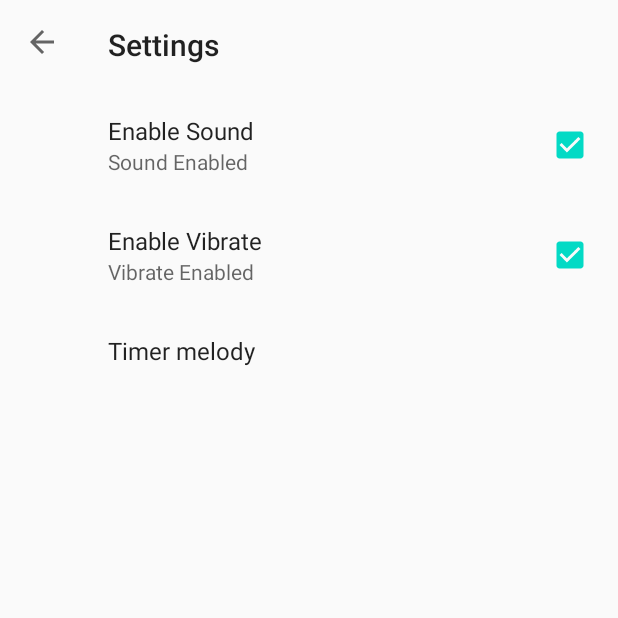
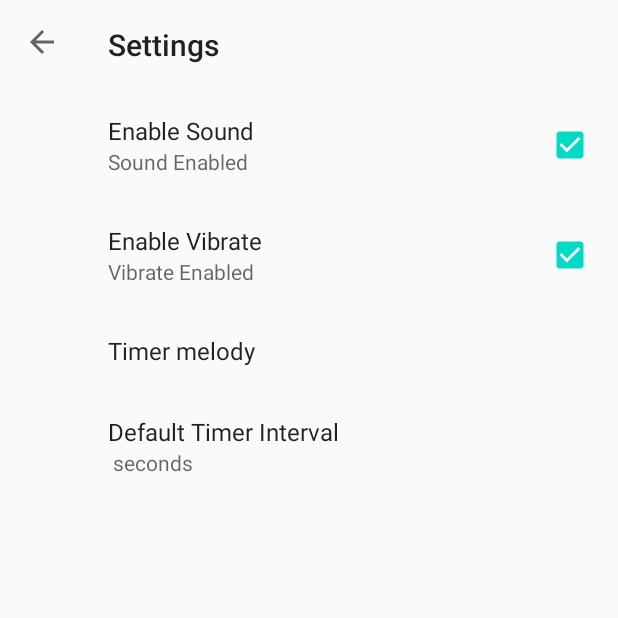
Before and after one commit to SamantaSmith/MyTimerHaha, an Android app: the screen it shows after launch (SettingsActivity), in the options menu, after a tap on "Settings", on a phone screen of 412 x 824 dp, the top half of it. Run offline under Robolectric (Android 15) with nearby library versions, the phone set to English and light mode, and no system bars; our stand-ins replace androidx.preference; 2 statements that could not run were skipped.

Commit message:
Финальная версия. Нормально работает только в режиме "звук+вибрация", но это легко исправляется

```diff
--- a/app/src/main/java/com/example/mytimerhaha/MainActivity.java
+++ b/app/src/main/java/com/example/mytimerhaha/MainActivity.java
@@ -11,6 +11,7 @@ import android.media.MediaPlayer;
 import android.os.Bundle;
 import android.os.CountDownTimer;
 import android.os.Vibrator;
+import android.util.Log;
 import android.view.Menu;
 import android.view.MenuInflater;
 import android.view.MenuItem;
@@ -18,11 +19,12 @@ import android.view.View;
 import android.widget.Button;
 import android.widget.SeekBar;
 import android.widget.TextView;
+import android.widget.Toast;
 import android.widget.Toolbar;
 
 import java.util.Objects;
 
-public class MainActivity extends AppCompatActivity {
+public class MainActivity extends AppCompatActivity implements SharedPreferences.OnSharedPreferenceChangeListener {
 
     private SeekBar seekBar;
     private TextView textView;
@@ -34,10 +36,12 @@ public class MainActivity extends AppCompatActivity {
     private Boolean musicFlag;
 
     private MediaPlayer mediaPlayer;
-
     private Vibrator vibrator;
 
     private androidx.appcompat.widget.Toolbar toolbar;
+
+    private int defaultInterval;
+    SharedPreferences sharedPreferences;
 
 
 
@@ -51,9 +55,11 @@ public class MainActivity extends AppCompatActivity {
         button = findViewById(R.id.button);
         subText = findViewById(R.id.subtext);
 
+        sharedPreferences = PreferenceManager.getDefaultSharedPreferences(this);
+
 
         seekBar.setMax(600);
-        seekBar.setProgress(30);
+        setIntervalFromSharedPreferences(PreferenceManager.getDefaultSharedPreferences(this));
 
         isTimerOn = false;
         musicLag = "null";
@@ -83,6 +89,8 @@ public class MainActivity extends AppCompatActivity {
 
             }
         });
+
+        sharedPreferences.registerOnSharedPreferenceChangeListener(this);
     }
 
     public void Start(View view) {
@@ -106,44 +114,29 @@ public class MainActivity extends AppCompatActivity {
                 @Override
                 public void onFinish() {
 
-                    SharedPreferences sharedPreferences =
-                            PreferenceManager.getDefaultSharedPreferences(getApplicationContext());
-
-                     if (sharedPreferences.getBoolean("enable_sound", true)
-                             && sharedPreferences.getBoolean("enable_vibrate", true)) {
-
-                                Music("vibrate_and_sound", true);
-                     } /*else if (sharedPreferences.getBoolean("enable_sound", true)
-                             && sharedPreferences.getBoolean("enable_vibrate", false)) {
-
-                         Music("sound_without_vibrate", true);
-                     } else if (sharedPreferences.getBoolean("enable_sound", false)
-                             && sharedPreferences.getBoolean("enable_vibrate", true)) {
-
-                         Music("vibrate_without_sound", true);
-                     } */else  {
-
-                         Music("no_vibrate_no_sound", true);
-                     }
+                    MusicAdapter();
 
                     textView.setText("Timer has finished, press Stop for new timer <3");
                     textView.setTextSize(20);
                     subText.setText("");
+
+
                 }
             };
 
             countDownTimer.start();
         } else {
 
-            Music("", false);
+            Music("",false, false, false);
+
+
+            setIntervalFromSharedPreferences(sharedPreferences);
             subText.setText("Change time with SeekBar below");
             countDownTimer.cancel();
-            textView.setText("00:30");
             textView.setTextSize(40);
             button.setText("Start");
             seekBar.setEnabled(true);
             seekBar.setVisibility(View.VISIBLE);
-            seekBar.setProgress(30);
             isTimerOn = false;
 
         }
@@ -178,41 +171,61 @@ public class MainActivity extends AppCompatActivity {
 
 
 
-    public void Music(String musicLag, boolean musicFlag) {
+
+
+    public void MusicAdapter() {
+
+        boolean internalMusicFlagSound = false;
+        boolean internalMusicFlagVibrate = false;
+        String musicName;
+
+        SharedPreferences sharedPreferences =
+                PreferenceManager.getDefaultSharedPreferences(getApplicationContext());
+
+        if (sharedPreferences.getBoolean("enable_sound", true)) {
+                internalMusicFlagSound = true;
+            }
+
+        if (sharedPreferences.getBoolean("enable_vibrate", true)) {
+            internalMusicFlagVibrate = true;
+        }
+
+        musicName = sharedPreferences.getString("timer_melody", "fly_away");
+
+        Music(musicName, internalMusicFlagSound, internalMusicFlagVibrate, true);
+        }
+
+
+    public void Music(String musicChoose, boolean musicFlag, boolean vibrateFlag, boolean isPlaying) {
 
         if  (musicFlag == true) {
 
-            long[] mill = {1000, 1000};
-            vibrator = (Vibrator) getSystemService(Context.VIBRATOR_SERVICE);
+            if (musicChoose.equals("fly_away")) {
+
             mediaPlayer = MediaPlayer.create(getApplicationContext(), R.raw.fly_away);
+            mediaPlayer.start();}
+            else if (musicChoose.equals("bikinibottom")) {
 
-            switch (musicLag) {
+                mediaPlayer = MediaPlayer.create(getApplicationContext(), R.raw.bikinibottom);
+                mediaPlayer.start();
+            } else {
 
-                case "vibrate_and_sound":
-                    vibrator.vibrate(mill, 0);
-                    mediaPlayer.start();
-                    break;
-
-                case "sound_without_vibrate":
-                    mediaPlayer.start();
-                    break;
-
-                case "vibrate_without_sound":
-                    vibrator.vibrate(mill, 0);
-                    break;
-
-                case "no_vibrate_no_sound":
-                    break;
+                mediaPlayer = MediaPlayer.create(getApplicationContext(), R.raw.velikysup);
+                mediaPlayer.start();
             }
         }
-        else {
 
+        if (vibrateFlag ==  true) {
+            vibrator = (Vibrator) getSystemService(Context.VIBRATOR_SERVICE);
+            long[] mill = {1000, 1000};
+            vibrator.vibrate(mill, 0);
+        }
+
+        if (isPlaying == false){
             vibrator.cancel();
             mediaPlayer.reset();
         }
-
     }
-
 
 
     @Override
@@ -236,4 +249,29 @@ public class MainActivity extends AppCompatActivity {
         }
         return super.onOptionsItemSelected(item);
     }
+
+
+    private void setIntervalFromSharedPreferences(SharedPreferences sharedPreferences) {
+
+        defaultInterval = Integer.valueOf(sharedPreferences.getString("default_interval", "30"));
+        long dIntervalMillis = defaultInterval*1000;
+        updateTimer(dIntervalMillis);
+        seekBar.setProgress(defaultInterval);
+    }
+
+    @Override
+    public void onSharedPreferenceChanged(SharedPreferences sharedPreferences, String key) {
+
+        if (key.equals("default_interval")) {
+
+            setIntervalFromSharedPreferences(sharedPreferences);
+        }
+    }
+
+    @Override
+    protected void onDestroy() {
+        super.onDestroy();
+
+        sharedPreferences.unregisterOnSharedPreferenceChangeListener(this);
+    }
 }
--- a/app/src/main/java/com/example/mytimerhaha/SettingsFragment.java
+++ b/app/src/main/java/com/example/mytimerhaha/SettingsFragment.java
@@ -1,13 +1,104 @@
 package com.example.mytimerhaha;
 
+import android.content.SharedPreferences;
 import android.os.Bundle;
+import android.widget.Toast;
 
+import androidx.annotation.Nullable;
+import androidx.preference.CheckBoxPreference;
+import androidx.preference.EditTextPreference;
+import androidx.preference.ListPreference;
+import androidx.preference.Preference;
 import androidx.preference.PreferenceFragmentCompat;
+import androidx.preference.PreferenceScreen;
 
-public class SettingsFragment extends PreferenceFragmentCompat {
+public class SettingsFragment extends PreferenceFragmentCompat implements
+        SharedPreferences.OnSharedPreferenceChangeListener, Preference.OnPreferenceChangeListener {
     @Override
     public void onCreatePreferences(Bundle savedInstanceState, String rootKey) {
 
         addPreferencesFromResource(R.xml.timer_preferences);
+
+        SharedPreferences sharedPreferences = getPreferenceScreen().getSharedPreferences();
+
+        PreferenceScreen preferenceScreen = getPreferenceScreen();
+
+        int count = preferenceScreen.getPreferenceCount();
+
+        for (int i = 0; i< count; i++) {
+
+            Preference preference = preferenceScreen.getPreference(i);
+            if (!(preference instanceof CheckBoxPreference)) {
+
+                String value = sharedPreferences.getString(preference.getKey(), "");
+                setPreferenceLabel(preference, value);
+            }
+        }
+
+        Preference preference = findPreference("default_interval");
+        preference.setOnPreferenceChangeListener(this);
+    }
+
+    private void setPreferenceLabel(Preference preference, String value) {
+
+        if (preference instanceof ListPreference) {
+
+            ListPreference listPreference = (ListPreference) preference;
+            int index = listPreference.findIndexOfValue(value);
+
+            if (index >= 0) {
+
+                listPreference.setSummary(listPreference.getEntries()[index]);
+            }
+        } else if (preference instanceof EditTextPreference) {
+
+            preference.setSummary(value + " seconds");
+        }
+    }
+
+    @Override
+    public void onSharedPreferenceChanged(SharedPreferences sharedPreferences, String key) {
+
+        Preference preference = findPreference(key);
+        if (!(preference instanceof CheckBoxPreference)) {
+
+            String value = sharedPreferences.getString(preference.getKey(), "");
+            setPreferenceLabel(preference, value);
+        }
+    }
+
+    @Override
+    public void onCreate(@Nullable Bundle savedInstanceState) {
+        super.onCreate(savedInstanceState);
+
+        getPreferenceScreen().getSharedPreferences().registerOnSharedPreferenceChangeListener(this);
+    }
+
+    @Override
+    public void onDestroy() {
+        super.onDestroy();
+
+        getPreferenceScreen().getSharedPreferences().unregisterOnSharedPreferenceChangeListener(this);
+    }
+
+    @Override
+    public boolean onPreferenceChange(Preference preference, Object newValue) {
+
+        Toast toast = Toast.makeText(getContext(), "Invalid input, Sempai OwO", Toast.LENGTH_LONG);
+
+        if (preference.getKey().equals("default_interval")) {
+
+            String defaultIntervalString = (String) newValue;
+
+            try{
+                int defaultInterval = Integer.parseInt(defaultIntervalString);
+            } catch(Exception e) {
+
+                toast.show();
+                return false;
+            }
+
+        }
+        return true;
     }
 }
--- a/app/src/main/res/xml/timer_preferences.xml
+++ b/app/src/main/res/xml/timer_preferences.xml
@@ -26,7 +26,13 @@
         android:defaultValue="fly_away"
         android:entries="@array/pref_timer_melody_labels"
         android:entryValues="@array/pref_timer_melody_values"
+        />
 
+    <EditTextPreference
+
+        android:title="Default Timer Interval"
+        android:key="default_interval"
+        android:defaultValue="30"
         />
 
 </PreferenceScreen>
```
